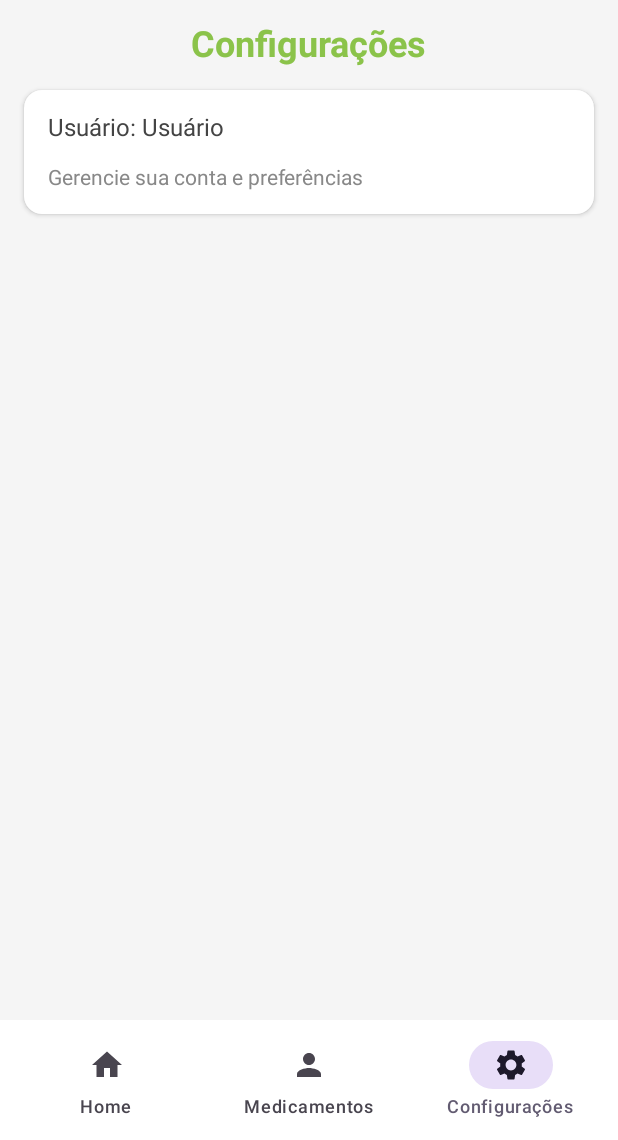
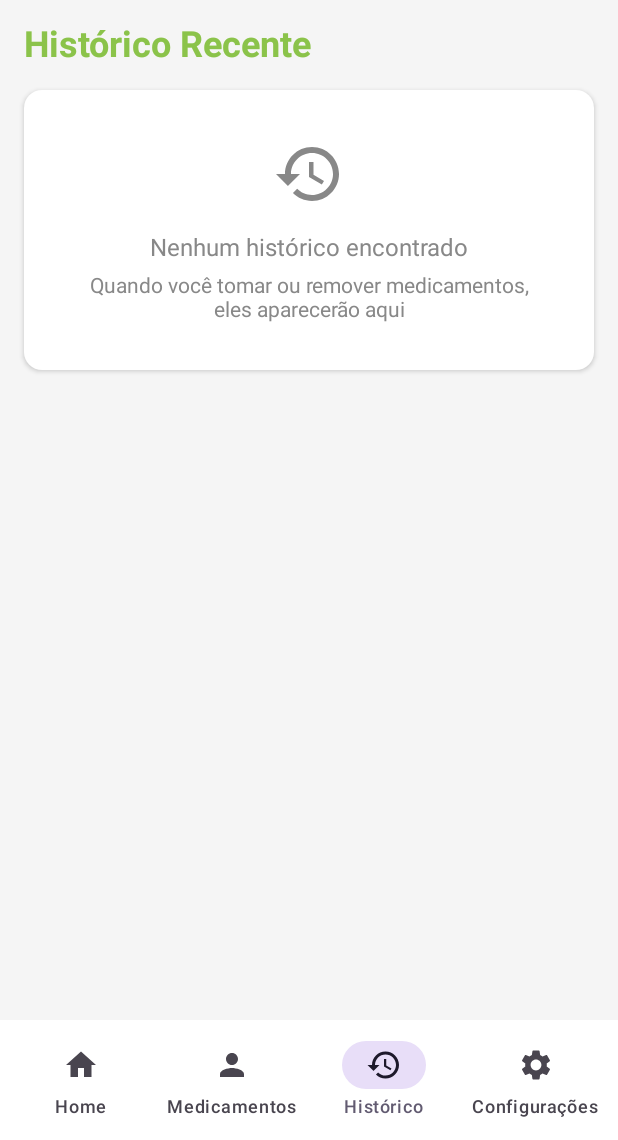
Before and after one commit to Manique17/MediPlan, an Android app built with Jetpack Compose: the @Preview function HomeScreenPreview, item 3 of the bottom bar chosen, on a phone screen of 412 x 824 dp, the part 96-1236 px from its top. Run offline under Robolectric (Android 15) with nearby library versions, the phone set to English and light mode, and no system bars; our stand-ins replace Room's generated code, livedata-compose.

Commit message:
Implementar página de histórico de medicamentos

```diff
--- a/app/src/main/java/com/example/mediplan/RoomDB/RoomDao.kt
+++ b/app/src/main/java/com/example/mediplan/RoomDB/RoomDao.kt
@@ -50,4 +50,17 @@ interface RoomDao {
 
     @Query("DELETE FROM medications WHERE userId = :userId")
     suspend fun deleteAllMedicationsForUser(userId: String)
+
+    // Medication History operations
+    @Insert(onConflict = OnConflictStrategy.REPLACE)
+    suspend fun insertMedicationHistory(history: MedicationHistoryData)
+
+    @Query("SELECT * FROM medication_history WHERE userId = :userId ORDER BY actionDate DESC")
+    fun getMedicationHistoryByUser(userId: String): Flow<List<MedicationHistoryData>>
+
+    @Query("SELECT * FROM medication_history WHERE userId = :userId AND actionType = :actionType ORDER BY actionDate DESC")
+    fun getMedicationHistoryByUserAndType(userId: String, actionType: String): Flow<List<MedicationHistoryData>>
+
+    @Query("DELETE FROM medication_history WHERE userId = :userId")
+    suspend fun deleteAllHistoryForUser(userId: String)
 }
--- a/app/src/main/java/com/example/mediplan/UserDatabase.kt
+++ b/app/src/main/java/com/example/mediplan/UserDatabase.kt
@@ -7,11 +7,12 @@ import androidx.room.RoomDatabase
 import androidx.room.TypeConverters
 import com.example.mediplan.RoomDB.Converters
 import com.example.mediplan.RoomDB.MedicationData
+import com.example.mediplan.RoomDB.MedicationHistoryData
 import com.example.mediplan.RoomDB.RoomDao
 import com.example.mediplan.RoomDB.UserData
 
 @Database(
-    entities = [UserData::class, MedicationData::class],
+    entities = [UserData::class, MedicationData::class, MedicationHistoryData::class],
     version = 1,
     exportSchema = false
 )
--- a/app/src/main/java/com/example/mediplan/ViewModel/Repository.kt
+++ b/app/src/main/java/com/example/mediplan/ViewModel/Repository.kt
@@ -1,6 +1,7 @@
 package com.example.mediplan.ViewModel
 
 import com.example.mediplan.RoomDB.MedicationData
+import com.example.mediplan.RoomDB.MedicationHistoryData
 import com.example.mediplan.RoomDB.RoomDao
 import com.example.mediplan.RoomDB.UserData
 import kotlinx.coroutines.flow.Flow
@@ -60,4 +61,21 @@ class Repository(private val dao: RoomDao) {
     suspend fun deleteAllMedicationsForUser(userId: String) {
         dao.deleteAllMedicationsForUser(userId)
     }
+
+    // Medication History operations
+    suspend fun insertMedicationHistory(history: MedicationHistoryData) {
+        dao.insertMedicationHistory(history)
+    }
+
+    fun getMedicationHistoryByUser(userId: String): Flow<List<MedicationHistoryData>> {
+        return dao.getMedicationHistoryByUser(userId)
+    }
+
+    fun getMedicationHistoryByUserAndType(userId: String, actionType: String): Flow<List<MedicationHistoryData>> {
+        return dao.getMedicationHistoryByUserAndType(userId, actionType)
+    }
+
+    suspend fun deleteAllHistoryForUser(userId: String) {
+        dao.deleteAllHistoryForUser(userId)
+    }
 }
--- a/app/src/main/java/com/example/mediplan/ui/screens/HomeScreen.kt
+++ b/app/src/main/java/com/example/mediplan/ui/screens/HomeScreen.kt
@@ -21,6 +21,7 @@ import androidx.compose.foundation.shape.RoundedCornerShape
 import androidx.compose.material.icons.Icons
 import androidx.compose.material.icons.filled.Add
 import androidx.compose.material.icons.filled.Home
+import androidx.compose.material.icons.filled.History
 import androidx.compose.material.icons.filled.Person
 import androidx.compose.material.icons.filled.Schedule
 import androidx.compose.material.icons.filled.Settings
@@ -80,6 +81,7 @@ fun HomeScreen(
 
     var selectedTab by remember { mutableStateOf(0) }
     var showAddMedication by remember { mutableStateOf(false) }
+    var showHistory by remember { mutableStateOf(false) }
 
     // Get current user
     val currentUser by userViewModel.currentUser.collectAsState()
@@ -94,6 +96,11 @@ fun HomeScreen(
             userId = userId,
             onBackClick = { showAddMedication = false },
             onMedicationAdded = { showAddMedication = false }
+        )
+    } else if (showHistory) {
+        HistoryScreen(
+            userId = userId,
+            onBackClick = { showHistory = false }
         )
     } else {
         Scaffold(
@@ -129,10 +136,16 @@ fun HomeScreen(
                         onClick = { selectedTab = 1 }
                     )
                     NavigationBarItem(
+                        icon = { Icon(Icons.Default.History, contentDescription = "History") },
+                        label = { Text("Histórico") },
+                        selected = selectedTab == 2,
+                        onClick = { selectedTab = 2 }
+                    )
+                    NavigationBarItem(
                         icon = { Icon(Icons.Default.Settings, contentDescription = "Settings") },
                         label = { Text("Configurações") },
-                        selected = selectedTab == 2,
-                        onClick = { selectedTab = 2 }
+                        selected = selectedTab == 3,
+                        onClick = { selectedTab = 3 }
                     )
                 }
             },
@@ -160,7 +173,11 @@ fun HomeScreen(
                 when (selectedTab) {
                     0 -> HomeContent(medications = medications, userName = currentUser?.name ?: "Usuário")
                     1 -> MedicationsContent(medications = medications)
-                    2 -> SettingsContent(
+                    2 -> HistoryContent(
+                        userId = userId,
+                        onViewFullHistory = { showHistory = true }
+                    )
+                    3 -> SettingsContent(
                         onLogout = onLogout,
                         onAccountDeleted = onAccountDeleted,
                         userName = currentUser?.name ?: "Usuário"
@@ -503,6 +520,95 @@ fun MedicationCard(medication: MedicationData) {
 }
 
 @Composable
+fun HistoryContent(
+    userId: String,
+    onViewFullHistory: () -> Unit
+) {
+    val context = LocalContext.current
+    val database = UserDatabase.getDatabase(context)
+    val repository = Repository(database.dao)
+    val viewModel = remember { MedicationViewModel(repository) }
+
+    val recentHistory by viewModel.getMedicationHistoryByUser(userId).observeAsState(emptyList())
+
+    LazyColumn(
+        modifier = Modifier
+            .fillMaxSize()
+            .padding(16.dp),
+        verticalArrangement = Arrangement.spacedBy(16.dp)
+    ) {
+        item {
+            Row(
+                modifier = Modifier.fillMaxWidth(),
+                horizontalArrangement = Arrangement.SpaceBetween,
+                verticalAlignment = Alignment.CenterVertically
+            ) {
+                Text(
+                    text = "Histórico Recente",
+                    fontSize = 24.sp,
+                    fontWeight = FontWeight.Bold,
+                    color = LightGreen
+                )
+
+                if (recentHistory.isNotEmpty()) {
+                    androidx.compose.material3.TextButton(
+                        onClick = onViewFullHistory
+                    ) {
+                        Text(
+                            text = "Ver Tudo",
+                            color = LightGreen,
+                            fontWeight = FontWeight.Medium
+                        )
+                    }
+                }
+            }
+        }
+
+        if (recentHistory.isEmpty()) {
+            item {
+                Card(
+                    modifier = Modifier.fillMaxWidth(),
+                    colors = CardDefaults.cardColors(containerColor = White),
+                    elevation = CardDefaults.cardElevation(defaultElevation = 2.dp)
+                ) {
+                    Column(
+                        modifier = Modifier
+                            .fillMaxWidth()
+                            .padding(32.dp),
+                        horizontalAlignment = Alignment.CenterHorizontally
+                    ) {
+                        Icon(
+                            Icons.Default.History,
+                            contentDescription = "Sem histórico",
+                            modifier = Modifier.size(48.dp),
+                            tint = Color.Gray
+                        )
+                        Spacer(modifier = Modifier.height(16.dp))
+                        Text(
+                            text = "Nenhum histórico encontrado",
+                            fontSize = 16.sp,
+                            color = Color.Gray,
+                            textAlign = TextAlign.Center
+                        )
+                        Spacer(modifier = Modifier.height(8.dp))
+                        Text(
+                            text = "Quando você tomar ou remover medicamentos, eles aparecerão aqui",
+                            fontSize = 14.sp,
+                            color = Color.Gray,
+                            textAlign = TextAlign.Center
+                        )
+                    }
+                }
+            }
+        } else {
+            items(recentHistory.take(5)) { historyItem ->
+                HistoryCard(historyItem = historyItem)
+            }
+        }
+    }
+}
+
+@Composable
 fun SettingsContent(
     onLogout: () -> Unit,
     onAccountDeleted: () -> Unit,
```
Also changed, not shown: app/src/main/java/com/example/mediplan/RoomDB/MedicationHistoryData.kt (added, +20 -0 lines), app/src/main/java/com/example/mediplan/ViewModel/MedicationViewModel.kt (+75 -0 lines), app/src/main/java/com/example/mediplan/ui/screens/HistoryScreen.kt (added, +325 -0 lines).
